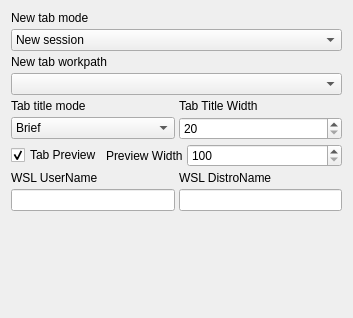
QQxiaoming/quardCRT, file src/globaloptions/globaloptionsgeneralwidget.ui: the form before one commit.
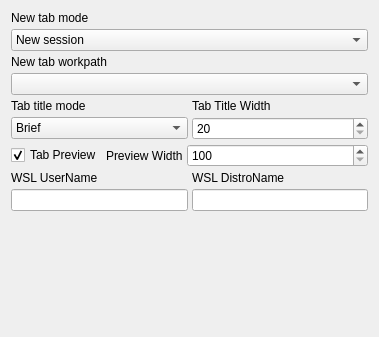
The form after the commit.

```diff
--- a/src/globaloptions/globaloptionsgeneralwidget.ui
+++ b/src/globaloptions/globaloptionsgeneralwidget.ui
@@ -6,8 +6,8 @@
    <rect>
     <x>0</x>
     <y>0</y>
-    <width>353</width>
-    <height>318</height>
+    <width>379</width>
+    <height>337</height>
    </rect>
   </property>
   <layout class="QVBoxLayout" name="verticalLayout_5">
```
Left out of the diff: 30 changed lines with no effect on the pictures.
